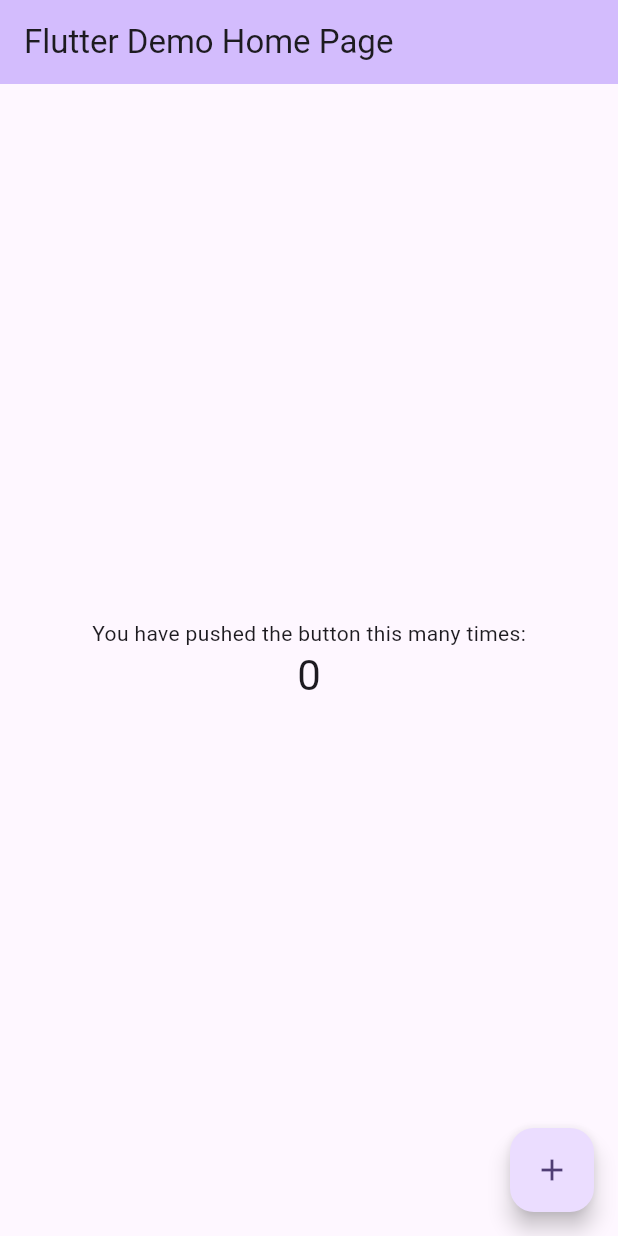
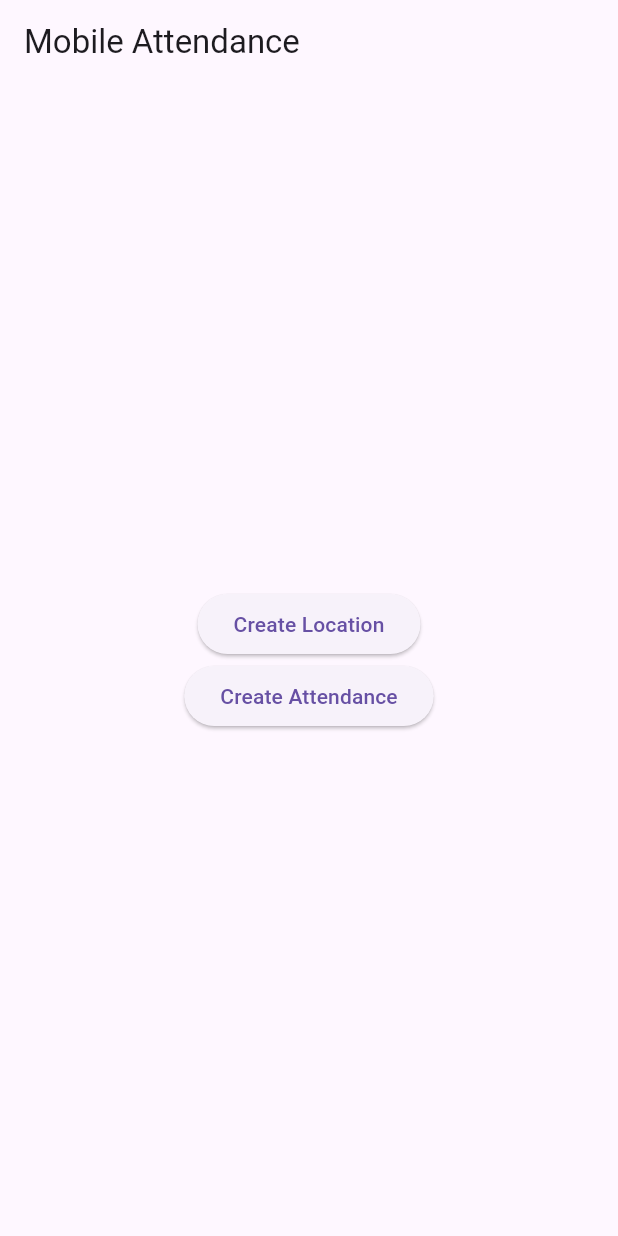
Before and after one commit to diasutsman/hm_mobile_attendance_app_test, a Flutter app: the screen it shows after launch, on a phone screen of 412 x 824 dp. Run offline on Flutter 3.47's test engine with Material 3 defaults, Android fonts, the phone set to English and light mode, and no system bars; our stand-ins replace geolocator, google_maps_flutter.

Commit message:
Make a lot of stuff done

```diff
--- a/lib/main.dart
+++ b/lib/main.dart
@@ -1,4 +1,8 @@
 import 'package:flutter/material.dart';
+import 'package:hm_geotagging_test/providers/location_provider.dart';
+import 'package:hm_geotagging_test/screens/home_screen.dart';
+import 'package:provider/provider.dart';
+
 
 void main() {
   runApp(const MyApp());
@@ -7,119 +11,17 @@
 class MyApp extends StatelessWidget {
   const MyApp({super.key});
 
-  // This widget is the root of your application.
   @override
   Widget build(BuildContext context) {
-    return MaterialApp(
-      title: 'Flutter Demo',
-      theme: ThemeData(
-        // This is the theme of your application.
-        //
-        // TRY THIS: Try running your application with "flutter run". You'll see
-        // the application has a purple toolbar. Then, without quitting the app,
-        // try changing the seedColor in the colorScheme below to Colors.green
-        // and then invoke "hot reload" (save your changes or press the "hot
-        // reload" button in a Flutter-supported IDE, or press "r" if you used
-        // the command line to start the app).
-        //
-        // Notice that the counter didn't reset back to zero; the application
-        // state is not lost during the reload. To reset the state, use hot
-        // restart instead.
-        //
-        // This works for code too, not just values: Most code changes can be
-        // tested with just a hot reload.
-        colorScheme: ColorScheme.fromSeed(seedColor: Colors.deepPurple),
-        useMaterial3: true,
+    return ChangeNotifierProvider(
+      create: (context) => LocationProvider(),
+      child: MaterialApp(
+        title: 'Mobile Attendance',
+        theme: ThemeData(
+          primarySwatch: Colors.blue,
+        ),
+        home: const HomeScreen(),
       ),
-      home: const MyHomePage(title: 'Flutter Demo Home Page'),
     );
   }
 }
-
-class MyHomePage extends StatefulWidget {
-  const MyHomePage({super.key, required this.title});
-
-  // This widget is the home page of your application. It is stateful, meaning
-  // that it has a State object (defined below) that contains fields that affect
-  // how it looks.
-
-  // This class is the configuration for the state. It holds the values (in this
-  // case the title) provided by the parent (in this case the App widget) and
-  // used by the build method of the State. Fields in a Widget subclass are
-  // always marked "final".
-
-  final String title;
-
-  @override
-  State<MyHomePage> createState() => _MyHomePageState();
-}
-
-class _MyHomePageState extends State<MyHomePage> {
-  int _counter = 0;
-
-  void _incrementCounter() {
-    setState(() {
-      // This call to setState tells the Flutter framework that something has
-      // changed in this State, which causes it to rerun the build method below
-      // so that the display can reflect the updated values. If we changed
-      // _counter without calling setState(), then the build method would not be
-      // called again, and so nothing would appear to happen.
-      _counter++;
-    });
-  }
-
-  @override
-  Widget build(BuildContext context) {
-    // This method is rerun every time setState is called, for instance as done
-    // by the _incrementCounter method above.
-    //
-    // The Flutter framework has been optimized to make rerunning build methods
-    // fast, so that you can just rebuild anything that needs updating rather
-    // than having to individually change instances of widgets.
-    return Scaffold(
-      appBar: AppBar(
-        // TRY THIS: Try changing the color here to a specific color (to
-        // Colors.amber, perhaps?) and trigger a hot reload to see the AppBar
-        // change color while the other colors stay the same.
-        backgroundColor: Theme.of(context).colorScheme.inversePrimary,
-        // Here we take the value from the MyHomePage object that was created by
-        // the App.build method, and use it to set our appbar title.
-        title: Text(widget.title),
-      ),
-      body: Center(
-        // Center is a layout widget. It takes a single child and positions it
-        // in the middle of the parent.
-        child: Column(
-          // Column is also a layout widget. It takes a list of children and
-          // arranges them vertically. By default, it sizes itself to fit its
-          // children horizontally, and tries to be as tall as its parent.
-          //
-          // Column has various properties to control how it sizes itself and
-          // how it positions its children. Here we use mainAxisAlignment to
-          // center the children vertically; the main axis here is the vertical
-          // axis because Columns are vertical (the cross axis would be
-          // horizontal).
-          //
-          // TRY THIS: Invoke "debug painting" (choose the "Toggle Debug Paint"
-          // action in the IDE, or press "p" in the console), to see the
-          // wireframe for each widget.
-          mainAxisAlignment: MainAxisAlignment.center,
-          children: <Widget>[
-            const Text(
-              'You have pushed the button this many times:',
-            ),
-            Text(
-              '$_counter',
-              style: Theme.of(context).textTheme.headlineMedium,
-            ),
-          ],
-        ),
-      ),
-      floatingActionButton: FloatingActionButton(
-        onPressed: _incrementCounter,
-        tooltip: 'Increment',
-        child: const Icon(Icons.add),
-      ), // This trailing comma makes auto-formatting nicer for build methods.
-    );
-  }
-}
--- /dev/null
+++ b/lib/screens/home_screen.dart
@@ -0,0 +1,41 @@
+import 'package:flutter/material.dart';
+import 'package:hm_geotagging_test/screens/attendance_screen.dart';
+import 'package:hm_geotagging_test/screens/location_screen.dart';
+
+class HomeScreen extends StatelessWidget {
+  const HomeScreen({super.key});
+
+  @override
+  Widget build(BuildContext context) {
+    return Scaffold(
+      appBar: AppBar(
+        title: Text('Mobile Attendance'),
+      ),
+      body: Center(
+        child: Column(
+          mainAxisAlignment: MainAxisAlignment.center,
+          children: [
+            ElevatedButton(
+              child: Text('Create Location'),
+              onPressed: () {
+                Navigator.push(
+                  context,
+                  MaterialPageRoute(builder: (context) => LocationScreen()),
+                );
+              },
+            ),
+            ElevatedButton(
+              child: Text('Create Attendance'),
+              onPressed: () {
+                Navigator.push(
+                  context,
+                  MaterialPageRoute(builder: (context) => AttendanceScreen()),
+                );
+              },
+            ),
+          ],
+        ),
+      ),
+    );
+  }
+}
```
Also changed, not shown: lib/providers/location_provider.dart (added, +63 -0 lines), lib/screens/attendance_screen.dart (added, +113 -0 lines), lib/screens/location_screen.dart (added, +121 -0 lines), pubspec.yaml (+5 -4 lines), pubspec.lock, 7 other files.
